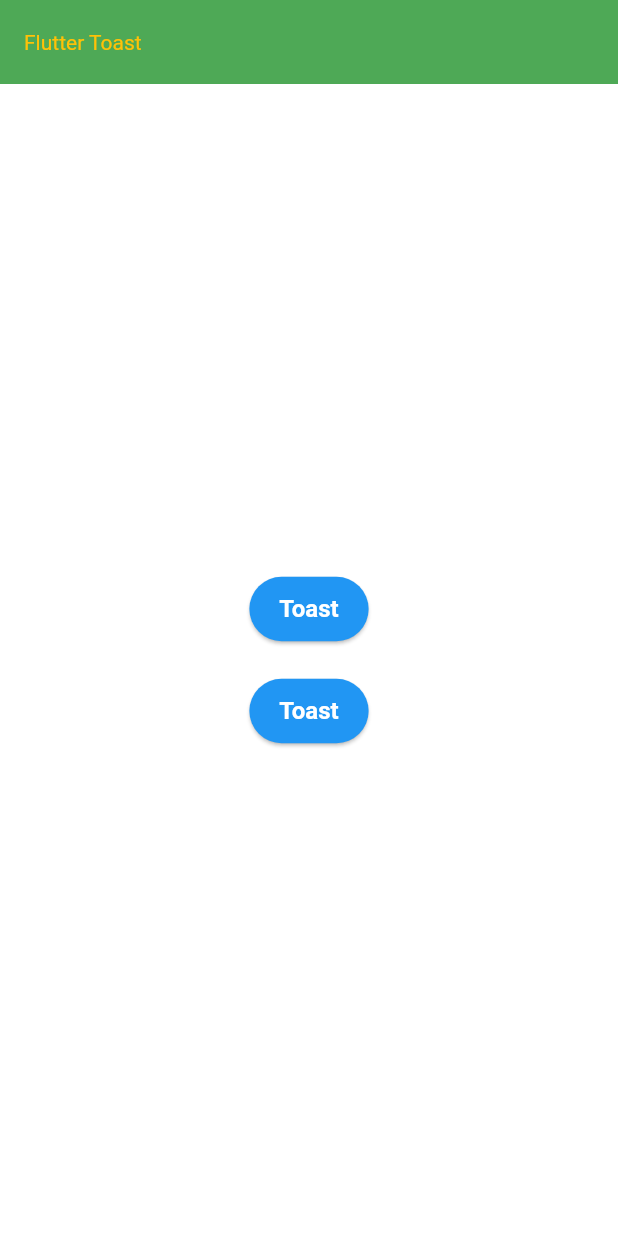
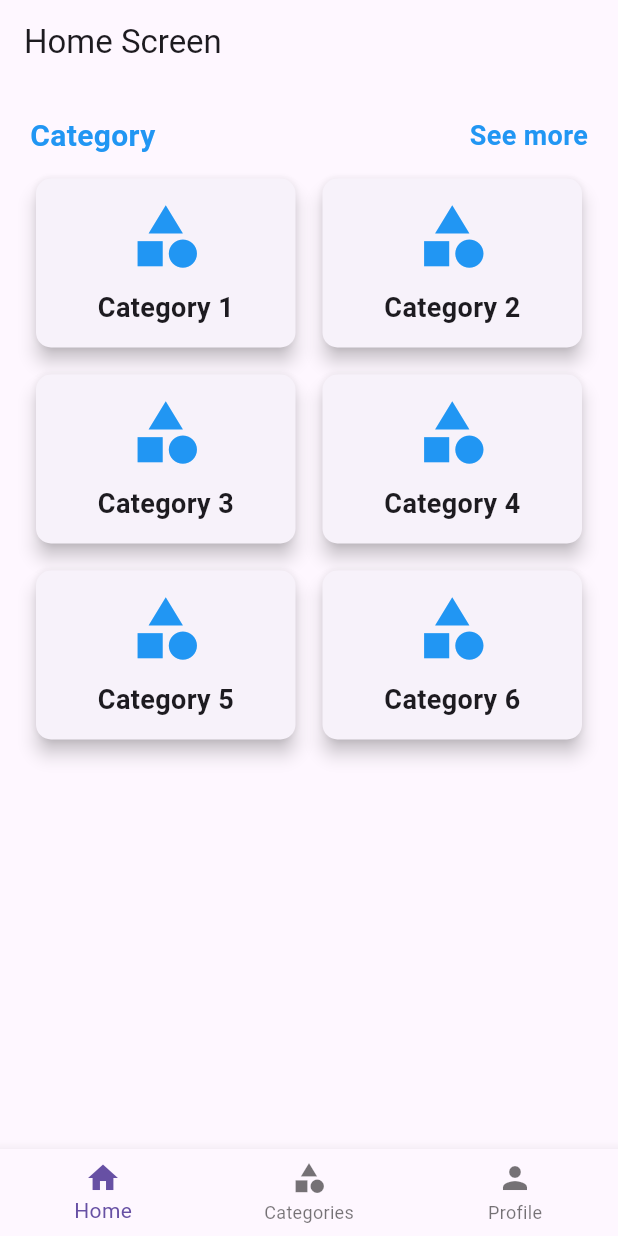
Before and after one commit to alazad214/practice_project, a Flutter app: the screen it shows after launch, on a phone screen of 412 x 824 dp. Run offline on Flutter 3.47's test engine with Material 3 defaults, Android fonts, the light colour scheme and no system bars; drawn by our look-alikes of toastification; our stand-ins replace dotted_border, image_cropper, image_picker, open_file, pdf, qr_flutter and 2 more; missing offline and left inert: appinio_social_share, easy_url_launcher, maps_launcher.

Commit message:
bottom nav screen added

```diff
--- /dev/null
+++ b/lib/advance_bottom_nav/bottom_nav.dart
@@ -0,0 +1,58 @@
+import 'package:flutter/material.dart';
+import 'package:test_project/advance_bottom_nav/category.dart';
+
+import 'package:test_project/advance_bottom_nav/profile.dart';
+import 'home_screen.dart';
+
+class BottomNav extends StatefulWidget {
+  const BottomNav({super.key});
+
+  @override
+  _BottomNavState createState() => _BottomNavState();
+}
+
+class _BottomNavState extends State<BottomNav> {
+  int _selectedIndex = 0;
+
+  void _onItemTapped(int index) {
+    setState(() {
+      _selectedIndex = index;
+    });
+  }
+
+
+  void _switchToCategoryTab() {
+    setState(() {
+      _selectedIndex = 1;
+    });
+  }
+
+  @override
+  Widget build(BuildContext context) {
+    return Scaffold(
+      body: _selectedIndex == 0
+          ? HomeScreen(onSeeAllPressed: _switchToCategoryTab)
+          : _selectedIndex == 1
+              ? CategoryScreen()
+              : ProfileScreen(),
+      bottomNavigationBar: BottomNavigationBar(
+        currentIndex: _selectedIndex,
+        onTap: _onItemTapped,
+        items: const <BottomNavigationBarItem>[
+          BottomNavigationBarItem(
+            icon: Icon(Icons.home),
+            label: 'Home',
+          ),
+          BottomNavigationBarItem(
+            icon: Icon(Icons.category),
+            label: 'Categories',
+          ),
+          BottomNavigationBarItem(
+            icon: Icon(Icons.person),
+            label: 'Profile',
+          ),
+        ],
+      ),
+    );
+  }
+}
--- /dev/null
+++ b/lib/advance_bottom_nav/home_screen.dart
@@ -0,0 +1,86 @@
+import 'package:flutter/material.dart';
+
+class HomeScreen extends StatelessWidget {
+  final Function onSeeAllPressed;
+
+  const HomeScreen({super.key, required this.onSeeAllPressed});
+
+  @override
+  Widget build(BuildContext context) {
+    return Scaffold(
+      appBar: AppBar(
+        title: Text('Home Screen'),
+      ),
+      body: Padding(
+        padding: const EdgeInsets.all(20),
+        child: Column(
+          children: [
+            Row(
+              mainAxisAlignment: MainAxisAlignment.spaceBetween,
+              children: [
+                Text(
+                  'Category',
+                  style: TextStyle(
+                    fontSize: 20,
+                    color: Colors.blue,
+                    fontWeight: FontWeight.bold,
+                  ),
+                ),
+                GestureDetector(
+                  onTap: () {
+                    onSeeAllPressed();
+                  },
+                  child: Text(
+                    'See more',
+                    style: TextStyle(
+                      fontSize: 18,
+                      color: Colors.blue,
+                      fontWeight: FontWeight.bold,
+                    ),
+                  ),
+                ),
+              ],
+            ),
+            SizedBox(height: 10),
+            Expanded(
+              child: GridView.builder(
+                gridDelegate: SliverGridDelegateWithFixedCrossAxisCount(
+                  crossAxisCount: 2, // 2 cards per row
+                  crossAxisSpacing: 10,
+                  mainAxisSpacing: 10,
+                  childAspectRatio: 1.5, // Aspect ratio for cards
+                ),
+                itemCount: 6, // Number of category cards
+                itemBuilder: (context, index) {
+                  return Card(
+                    elevation: 5,
+                    shape: RoundedRectangleBorder(
+                      borderRadius: BorderRadius.circular(10),
+                    ),
+                    child: Column(
+                      mainAxisAlignment: MainAxisAlignment.center,
+                      crossAxisAlignment: CrossAxisAlignment.center,
+                      children: [
+                        Icon(
+                          Icons.category,
+                          size: 50,
+                          color: Colors.blue,
+                        ),
+                        SizedBox(height: 10),
+                        Text(
+                          'Category ${index + 1}',
+                          style: TextStyle(
+                              fontSize: 18, fontWeight: FontWeight.bold),
+                        ),
+                      ],
+                    ),
+                  );
+                },
+              ),
+            ),
+          ],
+        ),
+      ),
+    );
+  }
+}
--- a/lib/custom_theme/app_theme.dart
+++ b/lib/custom_theme/app_theme.dart
@@ -10,17 +10,18 @@ class AppTheme {
         backgroundColor: Colors.green,
         foregroundColor: Colors.white,
         elevation: 2,
-        titleTextStyle: TextStyle(color: Colors.amber)),
+        toolbarTextStyle: TextStyle(fontSize: 20),
+        titleTextStyle: TextStyle(color: Colors.black)),
     textTheme: TextTheme(
-      bodyLarge: TextStyle(fontSize: 18, color: Colors.black),
-      bodyMedium: TextStyle(fontSize: 16, color: Colors.black87),
+      bodyLarge: TextStyle(fontSize: 22, color: Colors.black),
+      bodyMedium: TextStyle(fontSize: 22, color: Colors.black87),
     ),
     elevatedButtonTheme: ElevatedButtonThemeData(
       style: ElevatedButton.styleFrom(
         backgroundColor: Colors.blue,
         foregroundColor: Colors.white,
         padding: EdgeInsets.symmetric(horizontal: 20, vertical: 12),
-        textStyle: TextStyle(fontSize: 16, fontWeight: FontWeight.bold),
+        textStyle: TextStyle(fontSize: 25, fontWeight: FontWeight.bold),
       ),
     ),
   );
--- a/lib/main.dart
+++ b/lib/main.dart
@@ -1,6 +1,5 @@
 import 'package:flutter/material.dart';
-import 'package:test_project/custom_theme/app_theme.dart';
-import 'package:test_project/custom_toast/test_toast_screen.dart';
+import 'package:test_project/advance_bottom_nav/bottom_nav.dart';
 import 'package:toastification/toastification.dart';
 import 'custom_theme/custom_theme.dart';
 
@@ -43,10 +42,10 @@ class MyAppState extends State<MyApp> {
     return ToastificationWrapper(
       child: MaterialApp(
         debugShowCheckedModeBanner: false,
-        theme: AppTheme.lightTheme,
-        darkTheme: AppTheme.darkTheme,
-        themeMode: _isDark ? ThemeMode.dark : ThemeMode.light,
-        home: TestToastScreen(),
+        // theme: AppTheme.lightTheme,
+        // darkTheme: AppTheme.darkTheme,
+        // themeMode: _isDark ? ThemeMode.dark : ThemeMode.light,
+        home: BottomNav(),
       ),
     );
   }
```
Also changed, not shown: lib/advance_bottom_nav/category.dart (added, +47 -0 lines), lib/advance_bottom_nav/profile.dart (added, +15 -0 lines), lib/api_calling/get_data_screen.dart (added, +69 -0 lines), lib/social_link/social_link_screen.dart (+5 -3 lines), 4 other files.
